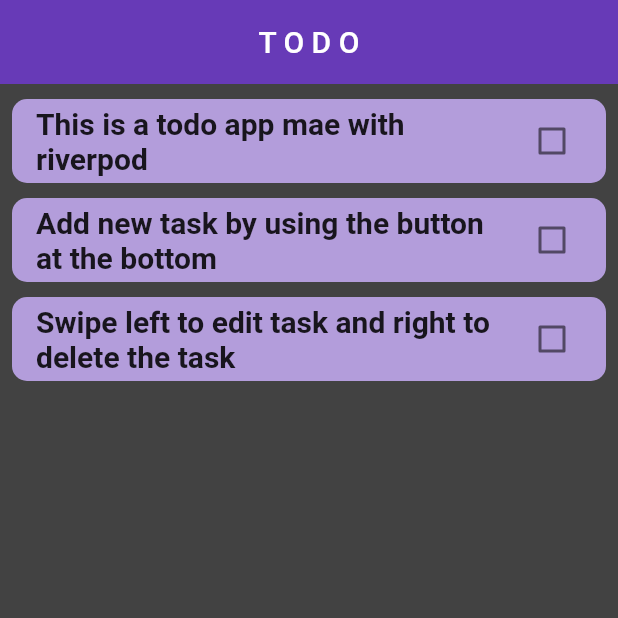
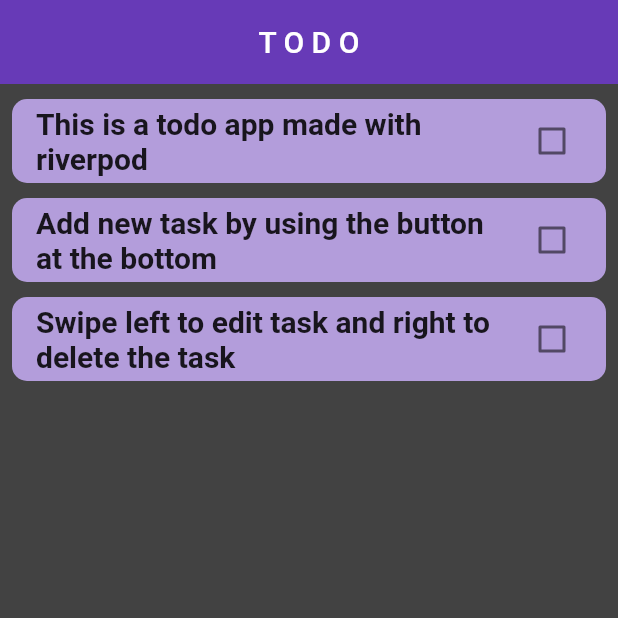
Before and after one commit to purveshxd/Todo, a Flutter app: the screen it shows after launch, on a phone screen of 412 x 824 dp, the top half of it. Run offline on Flutter 3.47's test engine with Material 2 defaults, Android fonts, the phone set to English and light mode, and no system bars; drawn by our look-alikes of flutter_slidable; our stand-ins replace flutter_riverpod.

Commit message:
spell corrections

```diff
--- a/lib/todoLogic/todoproviders.dart
+++ b/lib/todoLogic/todoproviders.dart
@@ -11,7 +11,7 @@ class TodoNotifier extends StateNotifier<List<TodoModel>> {
   TodoNotifier()
       : super([
           TodoModel(
-              title: "This is a todo app mae with riverpod",
+              title: "This is a todo app made with riverpod",
               isCompleted: false,
               id: "1"),
           TodoModel(
```
